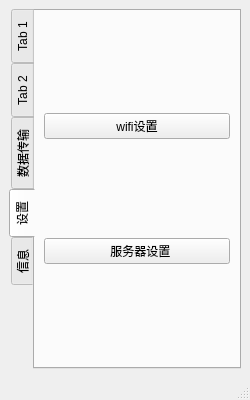
Before: the Qt Designer form Software/QT-rebuid/Sparrow/mainwindow.ui in Magiclxw/Sparrow, drawn with Qt 5.
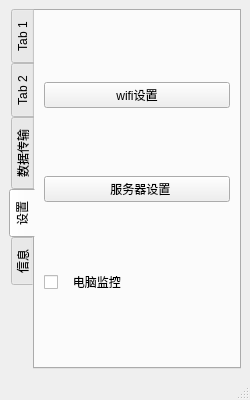
After: the same form once the commit is applied.

The edit to the form file:
```diff
--- a/Software/QT-rebuid/Sparrow/mainwindow.ui
+++ b/Software/QT-rebuid/Sparrow/mainwindow.ui
@@ -70,6 +70,13 @@
           </property>
          </widget>
         </item>
+        <item>
+         <widget class="QCheckBox" name="cbPCMonitor">
+          <property name="text">
+           <string>   电脑监控</string>
+          </property>
+         </widget>
+        </item>
        </layout>
       </widget>
       <widget class="QWidget" name="widget">
```
